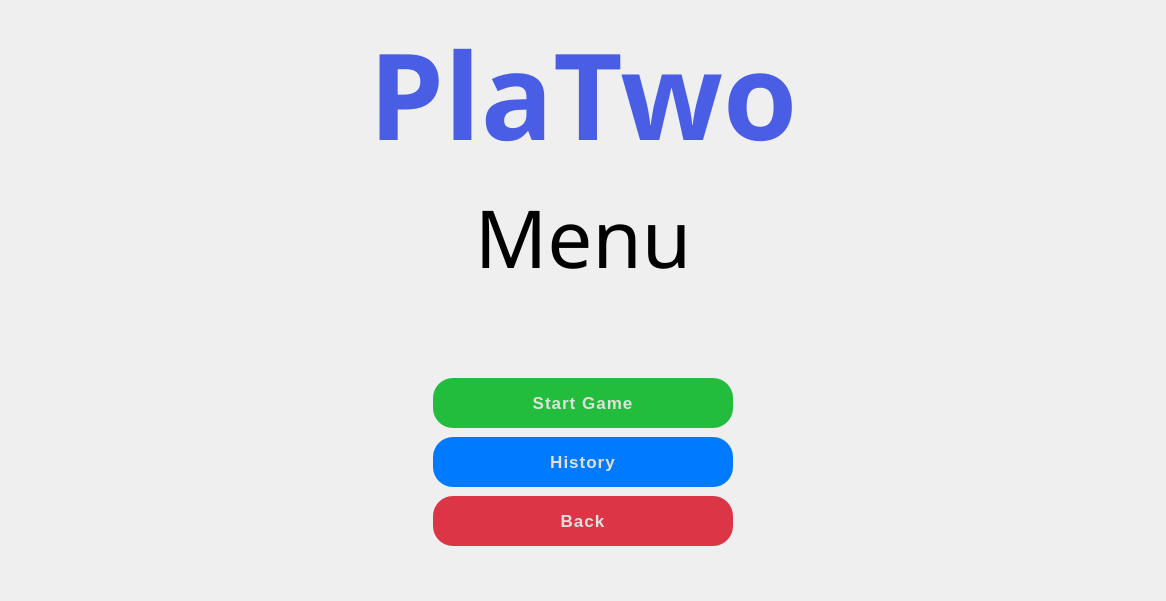
Qt form UI/Menu/game_menu.ui (PlaTwo-project/PlaTwo) before a commit.
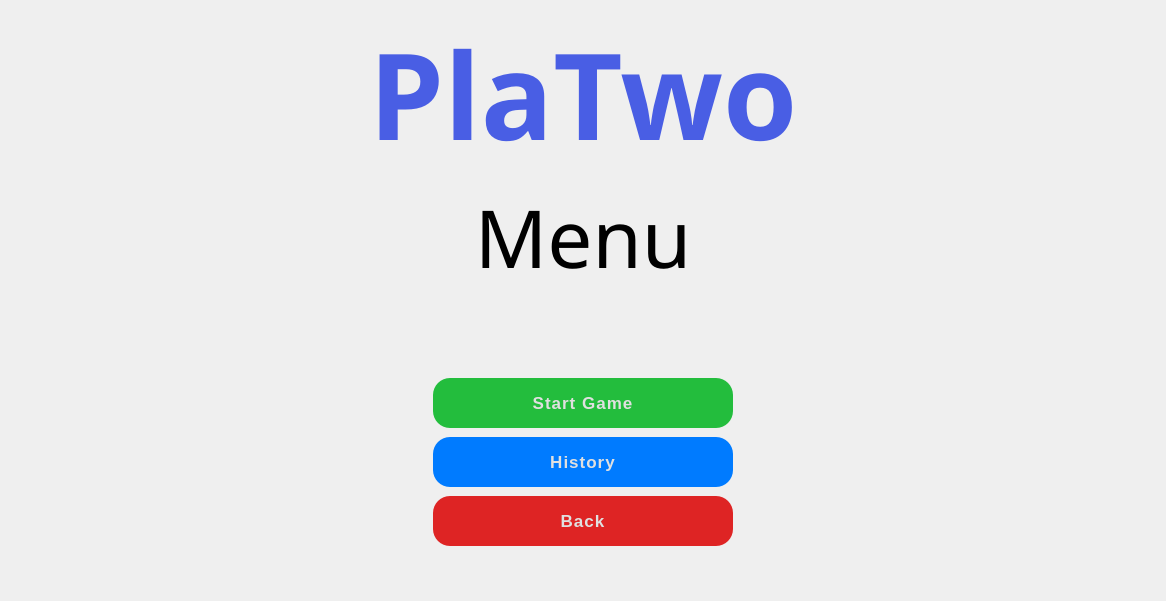
The same form after that commit.

The edit to the form file:
```diff
--- a/UI/Menu/game_menu.ui
+++ b/UI/Menu/game_menu.ui
@@ -74,7 +74,7 @@
         <string notr="true">QPushButton {
     background-color: #23BD3D;
     color: #e0e0e0;
-    border-radius: 20px;
+    border-radius: 17px;
     padding: 12px 20px;
     font-size: 17px;
     font-weight: bold;
@@ -118,7 +118,7 @@
         <string notr="true">QPushButton {
     background-color: #007bff;
     color: #e0e0e0;
-    border-radius: 20px;
+    border-radius: 17px;
     padding: 12px 20px;
     font-size: 17px;
     font-weight: bold;
@@ -160,9 +160,9 @@
        </property>
        <property name="styleSheet">
         <string notr="true">QPushButton {
-    background-color: #DC3545;
+    background-color: #DE2424;
     color: #e0e0e0;
-    border-radius: 20px;
+    border-radius: 17px;
     padding: 12px 20px;
     font-size: 17px;
     font-weight: bold;
```
Left out of the diff: 4 changed lines with no effect on the pictures.
